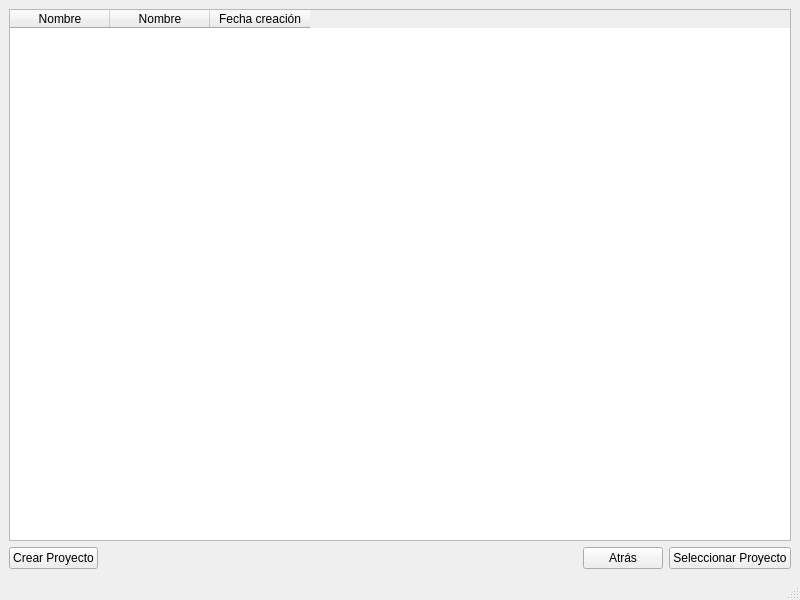
Qt form Interfaces/view_ventana_principal.ui (adrianvillanueva997/computation_lab_2) before a commit.
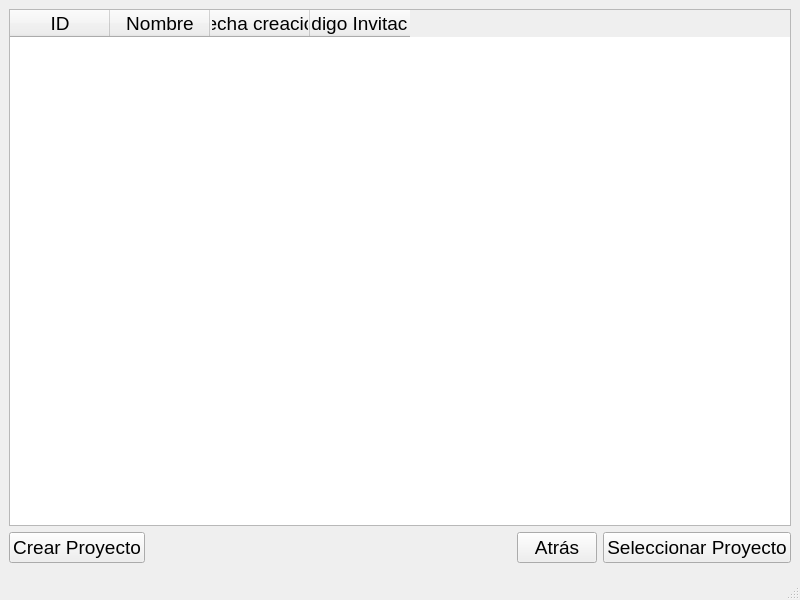
The same form after that commit.

```diff
--- a/Interfaces/view_ventana_principal.ui
+++ b/Interfaces/view_ventana_principal.ui
@@ -10,6 +10,11 @@
     <height>600</height>
    </rect>
   </property>
+  <property name="font">
+   <font>
+    <pointsize>14</pointsize>
+   </font>
+  </property>
   <property name="windowTitle">
    <string>Proyectos</string>
   </property>
@@ -21,9 +26,26 @@
        <layout class="QVBoxLayout" name="verticalLayout_2">
         <item>
          <widget class="QTableWidget" name="table_proyectos">
+          <property name="enabled">
+           <bool>true</bool>
+          </property>
+          <property name="font">
+           <font>
+            <pointsize>14</pointsize>
+           </font>
+          </property>
+          <property name="alternatingRowColors">
+           <bool>true</bool>
+          </property>
+          <property name="selectionMode">
+           <enum>QAbstractItemView::SingleSelection</enum>
+          </property>
+          <property name="selectionBehavior">
+           <enum>QAbstractItemView::SelectRows</enum>
+          </property>
           <column>
            <property name="text">
-            <string>Nombre</string>
+            <string>ID</string>
            </property>
           </column>
           <column>
@@ -36,6 +58,11 @@
             <string>Fecha creación</string>
            </property>
           </column>
+          <column>
+           <property name="text">
+            <string>Código Invitación</string>
+           </property>
+          </column>
          </widget>
         </item>
        </layout>
```
